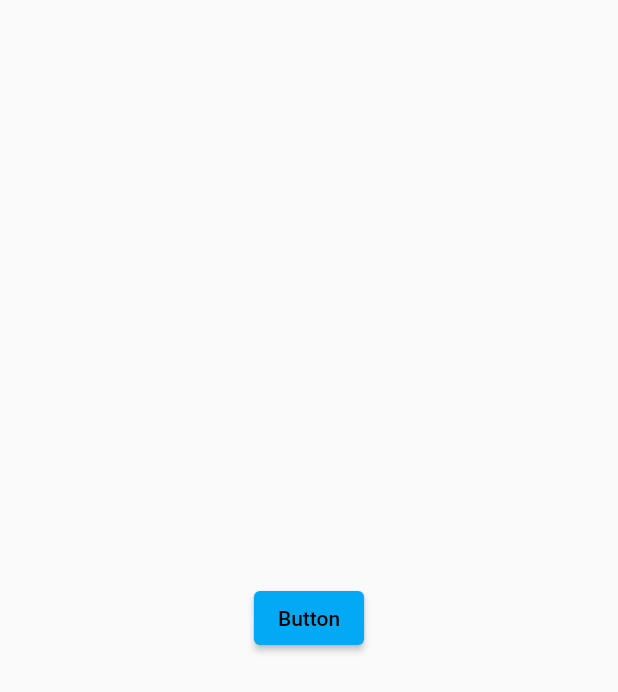
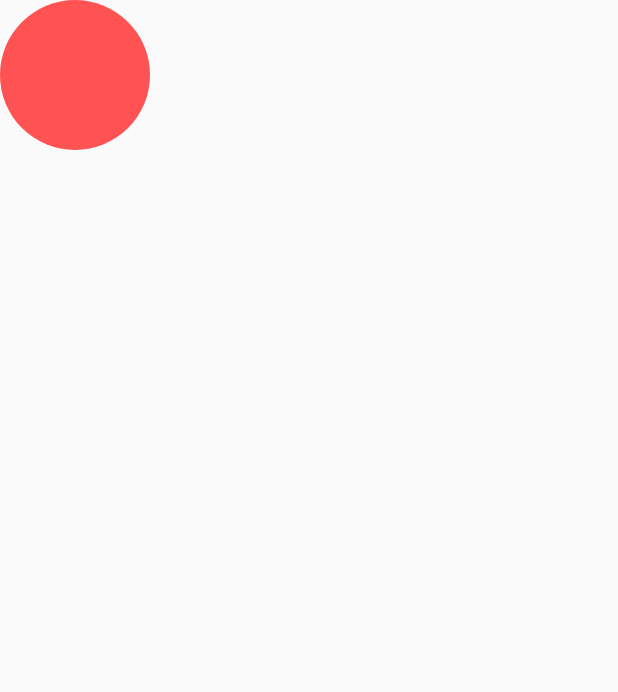
Before and after one commit to AbdullohRazzoqov/flutter_four, a Flutter app: the screen it shows after launch, on a phone screen of 412 x 824 dp. Shown: the top 692 px of the screen. Run offline on Flutter 3.47's test engine with Material 2 defaults, Android fonts, the phone set to English and light mode, and no system bars; our stand-ins replace awesome_dialog, fluttertoast.

Commit message:
GestureDetector added

```diff
--- a/lib/main.dart
+++ b/lib/main.dart
@@ -1,6 +1,5 @@
-import 'package:awesome_dialog/awesome_dialog.dart';
 import 'package:flutter/material.dart';
-import 'package:flutter_four/my_packages/my_awesome_dialog.dart';
+import 'package:flutter_four/my_gestureDetector/example.dart';
 
 void main() {
   runApp(const MyApp());
@@ -15,7 +14,7 @@ class MyApp extends StatelessWidget {
       theme: ThemeData(
         primarySwatch: Colors.lightBlue,
       ),
-      home:  MyAwesomedialog(),
+      home:const   ExampleGestureDetector(),
     );
 
   }
--- /dev/null
+++ b/lib/my_gestureDetector/example.dart
@@ -0,0 +1,41 @@
+import 'dart:math';
+
+import 'package:flutter/material.dart';
+
+class ExampleGestureDetector extends StatefulWidget {
+  const ExampleGestureDetector({super.key});
+
+  @override
+  State<ExampleGestureDetector> createState() => _ExampleGestureDetectorState();
+}
+
+class _ExampleGestureDetectorState extends State<ExampleGestureDetector> {
+  double _top = 0;
+  double _left = 0;
+  @override
+  Widget build(BuildContext context) {
+    return Scaffold(
+        body: Stack(
+      children: [
+        Positioned(
+          top: _top,
+          left: _left,
+          child: GestureDetector(
+            onPanUpdate: (details) {
+              _top = max(0, _top + details.delta.dy);
+              _left = max(0, _left + details.delta.dx);
+              setState(
+                () {},
+              );
+            },
+            child: Container(
+        width: 100,
+        height: 100,
+        decoration: const BoxDecoration(color: Colors.redAccent,shape: BoxShape.circle),
+      ),
+          ),
+        )
+      ],
+    ));
+  }
+}
```
Also changed, not shown: lib/gridView/gridwiew.dart (added, +47 -0 lines), lib/my_gestureDetector/my_gesture_dectector.dart (added, +31 -0 lines), lib/my_showDialog/my_showdialog.dart (+19 -5 lines).
